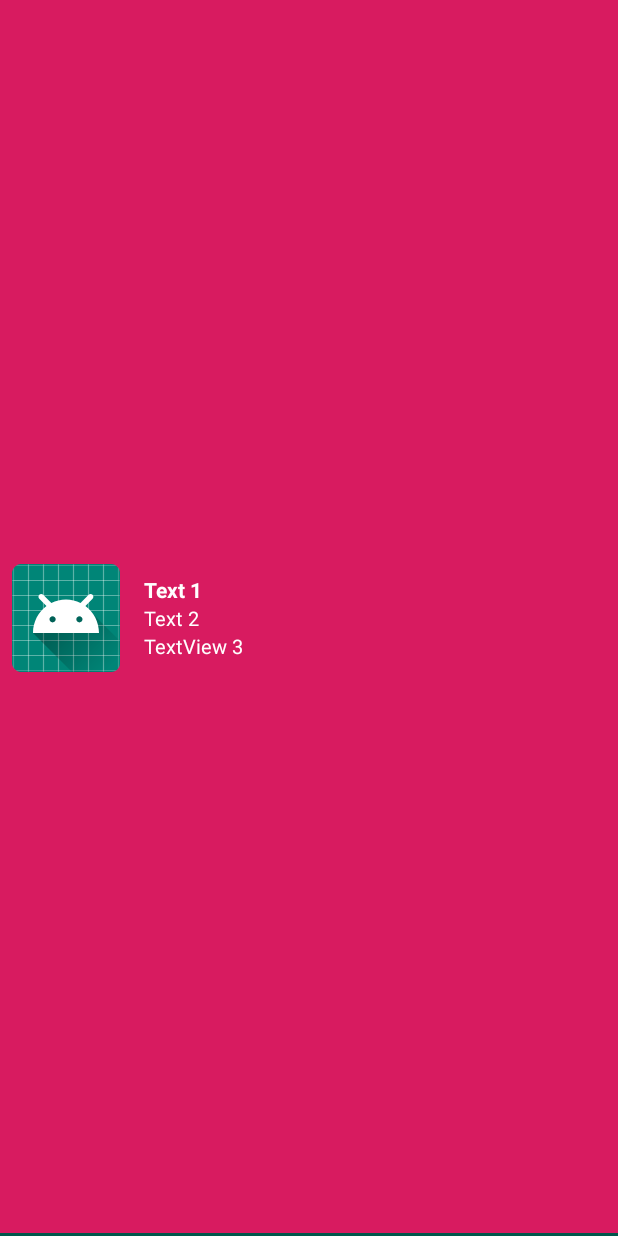
After one commit to santiagobattaglino/Ubykuo, an Android app: the layout listitem_repo.xml on its own in the app's theme, with its tools: preview values and no code run, on a phone screen of 412 x 824 dp. The commit adds this screen. Run offline under Robolectric (Android 15) with nearby library versions, the phone set to English and light mode, and no system bars.

Commit message:
Showing Repos into RecyclerView. RepoAdapter. inMemoryDatabaseBuilder

```diff
--- a/app/src/main/java/com/battaglino/santiago/ubykuo/data/repository/UseCaseRepository.kt
+++ b/app/src/main/java/com/battaglino/santiago/ubykuo/data/repository/UseCaseRepository.kt
@@ -11,7 +11,7 @@ import android.content.Context
  */
 abstract class UseCaseRepository<T>(protected var context: Context) {
 
-    var mContext: Context? = null
+    var mContext: Context? = context
 
     /* LiveData to manage a list of T elements */
     /* method that returns the local LiveData list. This method must be observed in your view */
--- a/app/src/main/java/com/battaglino/santiago/ubykuo/db/converters/OwnerConverter.kt
+++ b/app/src/main/java/com/battaglino/santiago/ubykuo/db/converters/OwnerConverter.kt
@@ -12,7 +12,7 @@ class OwnerConverter {
 
     @TypeConverter
     fun fromOwner(owner: Owner?): String? {
-        return if (owner == null) null else String.format(Locale.getDefault(), "%s %s %s",
+        return if (owner == null) null else String.format(Locale.getDefault(), "%s-separator-%s-separator-%s",
                 owner.login,
                 owner.type,
                 owner.url)
@@ -24,7 +24,7 @@ class OwnerConverter {
             return null
         }
 
-        val parts = fullOwner.split(" ".toRegex()).dropLastWhile { it.isEmpty() }.toTypedArray()
+        val parts = fullOwner.split("-separator-".toRegex()).dropLastWhile { it.isEmpty() }.toTypedArray()
         val owner = Owner()
         owner.login = parts[0]
         owner.type = parts[1]
--- /dev/null
+++ b/app/src/main/res/layout/listitem_repo.xml
@@ -0,0 +1,62 @@
+<?xml version="1.0" encoding="utf-8"?>
+<RelativeLayout xmlns:android="http://schemas.android.com/apk/res/android"
+    android:layout_width="match_parent"
+    android:layout_height="wrap_content"
+    android:background="@color/colorAccent"
+    android:clickable="true"
+    android:focusable="true"
+    android:foreground="?attr/selectableItemBackground">
+
+    <ImageView
+        android:id="@+id/logo"
+        android:layout_width="wrap_content"
+        android:layout_height="wrap_content"
+        android:layout_centerVertical="true"
+        android:contentDescription="Desc"
+        android:padding="8dp"
+        android:src="@mipmap/ic_launcher" />
+
+    <LinearLayout
+        android:id="@+id/itemMovimiento"
+        android:layout_width="match_parent"
+        android:layout_height="wrap_content"
+        android:layout_centerVertical="true"
+        android:layout_toEndOf="@id/logo"
+        android:orientation="vertical"
+        android:padding="8dp">
+
+        <TextView
+            android:id="@+id/text1"
+            style="@style/TextView"
+            android:layout_width="wrap_content"
+            android:layout_height="wrap_content"
+            android:text="Text 1"
+            android:textSize="14sp"
+            android:textStyle="bold" />
+
+        <TextView
+            android:id="@+id/text2"
+            style="@style/TextView"
+            android:layout_width="wrap_content"
+            android:layout_height="wrap_content"
+            android:text="Text 2"
+            android:textSize="13sp" />
+
+        <TextView
+            android:id="@+id/text3"
+            style="@style/TextView"
+            android:layout_width="wrap_content"
+            android:layout_height="wrap_content"
+            android:text="TextView 3"
+            android:textSize="13sp" />
+
+    </LinearLayout>
+
+    <View
+        android:layout_width="match_parent"
+        android:layout_height="2dp"
+        android:layout_alignParentBottom="true"
+        android:layout_alignParentStart="true"
+        android:background="@color/colorPrimaryDark" />
+
+</RelativeLayout>
--- a/app/src/main/res/values/strings.xml
+++ b/app/src/main/res/values/strings.xml
@@ -1,4 +1,5 @@
 <resources>
     <string name="app_name">Ubykuo</string>
     <string name="search">Search</string>
+    <string name="mainTitle">Repos</string>
 </resources>
--- a/app/src/main/res/values/styles.xml
+++ b/app/src/main/res/values/styles.xml
@@ -17,4 +17,9 @@
 
     <style name="AppTheme.PopupOverlay" parent="ThemeOverlay.AppCompat.Light" />
 
+    <style name="TextView">
+        <item name="android:textSize">18sp</item>
+        <item name="android:textColor">@android:color/white</item>
+    </style>
+
 </resources>
--- a/build.gradle
+++ b/build.gradle
@@ -7,6 +7,7 @@ buildscript {
     ext.retrofit_version = '2.4.0'
     ext.gson_version = '2.8.2'
     ext.okhttp_version = '3.10.0'
+    ext.rxjava_version = '2.2.2'
     ext.rxkotlin_version = '2.3.0'
     ext.rxandroid_version = '2.0.2'
     ext.rxbinding_version = '2.1.1'
```
Also changed, not shown: app/build.gradle (+6 -3 lines), app/src/main/java/com/battaglino/santiago/ubykuo/db/AppDatabase.kt (+3 -46 lines), app/src/main/java/com/battaglino/santiago/ubykuo/db/entity/Owner.kt (+17 -5 lines), app/src/main/java/com/battaglino/santiago/ubykuo/db/entity/Repo.kt (+71 -23 lines), app/src/main/java/com/battaglino/santiago/ubykuo/ui/main/adapter/RepoAdapter.kt (added, +73 -0 lines), app/src/main/java/com/battaglino/santiago/ubykuo/ui/main/mvvm/view/MainView.kt (+22 -4 lines), app/src/main/res/layout/content_main.xml (+14 -10 lines), 1 other file.
